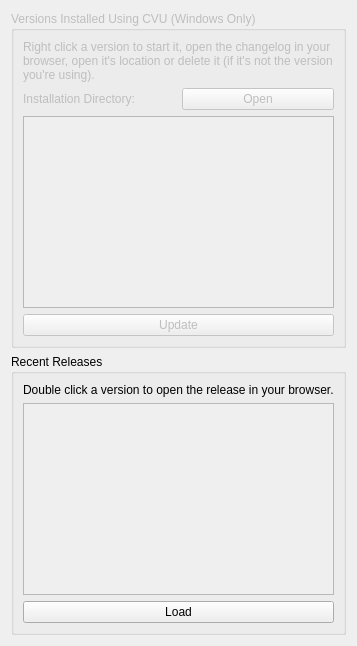
Before: the Qt Designer form src/citra_qt/configuration/configure_versions.ui in tbsp/citra-valentin, drawn with Qt 5.
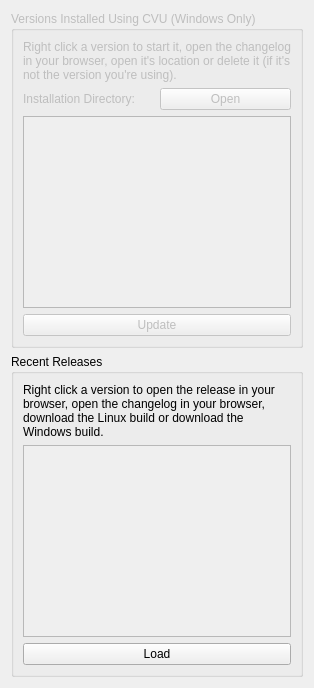
After: the same form once the commit is applied.

Commit message: Qt/ConfigureVersions/Recent Releases: Change double click to right click and add Open Changelog and options to download builds for Linux and Windows

What changed in the file:
```diff
--- a/src/citra_qt/configuration/configure_versions.ui
+++ b/src/citra_qt/configuration/configure_versions.ui
@@ -71,7 +71,10 @@
       <item>
        <widget class="QLabel" name="label_2">
         <property name="text">
-         <string>Double click a version to open the release in your browser.</string>
+         <string>&lt;html&gt;&lt;head/&gt;&lt;body&gt;&lt;p&gt;Right click a version to open the release in your browser, open the changelog in your browser, download the Linux build or download the Windows build.&lt;/p&gt;&lt;/body&gt;&lt;/html&gt;</string>
+        </property>
+        <property name="wordWrap">
+         <bool>true</bool>
         </property>
        </widget>
       </item>
```
The commit also changes 9 other files.
